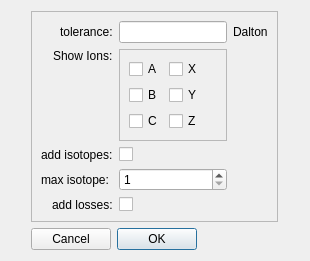
Before: the Qt Designer form ident_viewer/gui/preferences_dialog.ui in uweschmitt/ivi, drawn with Qt 5.
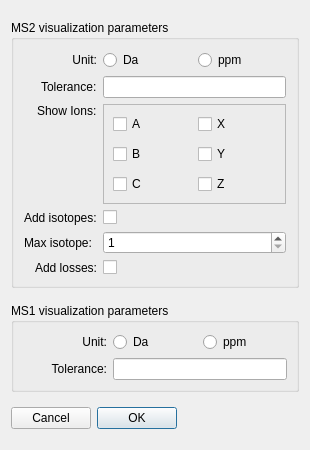
After: the same form once the commit is applied.

Commit message: [GUI] added ms1 tolerance pref + cleanup

Diff of the .ui file:
```diff
--- a/ident_viewer/gui/preferences_dialog.ui
+++ b/ident_viewer/gui/preferences_dialog.ui
@@ -7,15 +7,21 @@
     <x>0</x>
     <y>0</y>
     <width>310</width>
-    <height>208</height>
+    <height>450</height>
    </rect>
   </property>
   <property name="sizePolicy">
-   <sizepolicy hsizetype="Fixed" vsizetype="Fixed">
+   <sizepolicy hsizetype="MinimumExpanding" vsizetype="Maximum">
     <horstretch>0</horstretch>
     <verstretch>0</verstretch>
    </sizepolicy>
   </property>
+  <property name="minimumSize">
+   <size>
+    <width>300</width>
+    <height>450</height>
+   </size>
+  </property>
   <property name="maximumSize">
    <size>
     <width>310</width>
@@ -32,7 +38,7 @@
    <bool>false</bool>
   </property>
   <layout class="QGridLayout" name="gridLayout">
-   <item row="1" column="0" alignment="Qt::AlignRight">
+   <item row="2" column="0" alignment="Qt::AlignRight">
     <widget class="QDialogButtonBox" name="buttonBox">
      <property name="sizePolicy">
       <sizepolicy hsizetype="Maximum" vsizetype="Maximum">
@@ -58,43 +64,108 @@
     </widget>
    </item>
    <item row="0" column="0">
-    <widget class="QFrame" name="frame">
+    <widget class="QGroupBox" name="group_box_ms2">
      <property name="sizePolicy">
-      <sizepolicy hsizetype="Maximum" vsizetype="Maximum">
+      <sizepolicy hsizetype="MinimumExpanding" vsizetype="Maximum">
        <horstretch>0</horstretch>
-       <verstretch>0</verstretch>
+       <verstretch>1</verstretch>
       </sizepolicy>
      </property>
-     <property name="frameShape">
-      <enum>QFrame::StyledPanel</enum>
+     <property name="title">
+      <string>MS2 visualization parameters</string>
      </property>
-     <property name="frameShadow">
-      <enum>QFrame::Raised</enum>
+     <property name="flat">
+      <bool>false</bool>
+     </property>
+     <property name="checkable">
+      <bool>false</bool>
      </property>
      <layout class="QGridLayout" name="gridLayout_2">
-      <item row="3" column="0">
+      <property name="margin">
+       <number>10</number>
+      </property>
+      <property name="spacing">
+       <number>-1</number>
+      </property>
+      <item row="4" column="0">
        <widget class="QLabel" name="label_4">
         <property name="text">
-         <string>max isotope:</string>
+         <string>Max isotope:</string>
+        </property>
+       </widget>
+      </item>
+      <item row="1" column="0" alignment="Qt::AlignRight">
+       <widget class="QLabel" name="label">
+        <property name="text">
+         <string>Tolerance:</string>
+        </property>
+       </widget>
+      </item>
+      <item row="2" column="0" alignment="Qt::AlignRight|Qt::AlignTop">
+       <widget class="QLabel" name="label_2">
+        <property name="text">
+         <string>Show Ions:</string>
+        </property>
+       </widget>
+      </item>
+      <item row="0" column="0">
+       <widget class="QLabel" name="label_3">
+        <property name="text">
+         <string>Unit:</string>
+        </property>
+        <property name="alignment">
+         <set>Qt::AlignRight|Qt::AlignTrailing|Qt::AlignVCenter</set>
+        </property>
+       </widget>
+      </item>
+      <item row="5" column="0" alignment="Qt::AlignRight">
+       <widget class="QLabel" name="label_6">
+        <property name="text">
+         <string>Add losses:</string>
         </property>
        </widget>
       </item>
       <item row="0" column="1">
-       <widget class="QLineEdit" name="tolerance">
-        <property name="sizePolicy">
-         <sizepolicy hsizetype="Expanding" vsizetype="Maximum">
-          <horstretch>1</horstretch>
-          <verstretch>0</verstretch>
-         </sizepolicy>
+       <widget class="QRadioButton" name="ms2_tolerance_unit_is_da">
+        <property name="text">
+         <string>Da</string>
         </property>
        </widget>
       </item>
-      <item row="1" column="1">
+      <item row="5" column="1">
+       <widget class="QCheckBox" name="add_losses">
+        <property name="text">
+         <string/>
+        </property>
+       </widget>
+      </item>
+      <item row="3" column="1">
+       <widget class="QCheckBox" name="add_isotopes">
+        <property name="text">
+         <string/>
+        </property>
+       </widget>
+      </item>
+      <item row="3" column="0">
+       <widget class="QLabel" name="label_5">
+        <property name="text">
+         <string>Add isotopes:</string>
+        </property>
+       </widget>
+      </item>
+      <item row="0" column="2">
+       <widget class="QRadioButton" name="ms2_tolerance_unit_is_ppm">
+        <property name="text">
+         <string>ppm</string>
+        </property>
+       </widget>
+      </item>
+      <item row="2" column="1" colspan="2">
        <widget class="QFrame" name="frame_2">
         <property name="sizePolicy">
-         <sizepolicy hsizetype="Preferred" vsizetype="Maximum">
+         <sizepolicy hsizetype="Preferred" vsizetype="Preferred">
           <horstretch>0</horstretch>
-          <verstretch>1</verstretch>
+          <verstretch>0</verstretch>
          </sizepolicy>
         </property>
         <property name="frameShape">
@@ -103,38 +174,17 @@
         <property name="frameShadow">
          <enum>QFrame::Raised</enum>
         </property>
-        <layout class="QFormLayout" name="formLayout">
-         <property name="fieldGrowthPolicy">
-          <enum>QFormLayout::AllNonFixedFieldsGrow</enum>
+        <layout class="QGridLayout" name="gridLayout_4">
+         <property name="verticalSpacing">
+          <number>10</number>
          </property>
-         <item row="1" column="0">
-          <widget class="QCheckBox" name="show_a_ion">
-           <property name="text">
-            <string>A</string>
-           </property>
-          </widget>
-         </item>
-         <item row="1" column="1">
+         <item row="0" column="2">
           <widget class="QCheckBox" name="show_x_ion">
            <property name="text">
             <string>X</string>
            </property>
           </widget>
          </item>
-         <item row="2" column="0">
-          <widget class="QCheckBox" name="show_b_ion">
-           <property name="text">
-            <string>B</string>
-           </property>
-          </widget>
-         </item>
-         <item row="2" column="1">
-          <widget class="QCheckBox" name="show_y_ion">
-           <property name="text">
-            <string>Y</string>
-           </property>
-          </widget>
-         </item>
          <item row="3" column="0">
           <widget class="QCheckBox" name="show_c_ion">
            <property name="text">
@@ -142,52 +192,38 @@
            </property>
           </widget>
          </item>
-         <item row="3" column="1">
+         <item row="3" column="2">
           <widget class="QCheckBox" name="show_z_ion">
            <property name="text">
             <string>Z</string>
            </property>
           </widget>
          </item>
+         <item row="1" column="2">
+          <widget class="QCheckBox" name="show_y_ion">
+           <property name="text">
+            <string>Y</string>
+           </property>
+          </widget>
+         </item>
+         <item row="0" column="0">
+          <widget class="QCheckBox" name="show_a_ion">
+           <property name="text">
+            <string>A</string>
+           </property>
+          </widget>
+         </item>
+         <item row="1" column="0">
+          <widget class="QCheckBox" name="show_b_ion">
+           <property name="text">
+            <string>B</string>
+           </property>
+          </widget>
+         </item>
         </layout>
        </widget>
       </item>
-      <item row="0" column="0" alignment="Qt::AlignRight">
-       <widget class="QLabel" name="label">
-        <property name="text">
-         <string>tolerance:</string>
-        </property>
-       </widget>
-      </item>
-      <item row="1" column="0" alignment="Qt::AlignRight|Qt::AlignTop">
-       <widget class="QLabel" name="label_2">
-        <property name="text">
-         <string>Show Ions:</string>
-        </property>
-       </widget>
-      </item>
-      <item row="0" column="2">
-       <widget class="QLabel" name="label_3">
-        <property name="text">
-         <string>Dalton</string>
-        </property>
-       </widget>
-      </item>
-      <item row="2" column="0">
-       <widget class="QLabel" name="label_5">
-        <property name="text">
-         <string>add isotopes:</string>
-        </property>
-       </widget>
-      </item>
-      <item row="4" column="0" alignment="Qt::AlignRight">
-       <widget class="QLabel" name="label_6">
-        <property name="text">
-         <string>add losses:</string>
-        </property>
-       </widget>
-      </item>
-      <item row="3" column="1">
+      <item row="4" column="1" colspan="2">
        <widget class="QSpinBox" name="max_isotope">
         <property name="minimum">
          <number>1</number>
@@ -197,17 +233,72 @@
         </property>
        </widget>
       </item>
-      <item row="2" column="1">
-       <widget class="QCheckBox" name="add_isotopes">
+      <item row="1" column="1" colspan="2">
+       <widget class="QLineEdit" name="ms2_tolerance">
+        <property name="sizePolicy">
+         <sizepolicy hsizetype="Expanding" vsizetype="Maximum">
+          <horstretch>1</horstretch>
+          <verstretch>0</verstretch>
+         </sizepolicy>
+        </property>
+       </widget>
+      </item>
+     </layout>
+    </widget>
+   </item>
+   <item row="1" column="0">
+    <widget class="QGroupBox" name="group_box_ms1">
+     <property name="sizePolicy">
+      <sizepolicy hsizetype="Preferred" vsizetype="Maximum">
+       <horstretch>0</horstretch>
+       <verstretch>1</verstretch>
+      </sizepolicy>
+     </property>
+     <property name="title">
+      <string>MS1 visualization parameters</string>
+     </property>
+     <layout class="QGridLayout" name="gridLayout_3">
+      <item row="0" column="1">
+       <widget class="QRadioButton" name="ms1_tolerance_unit_is_da">
         <property name="text">
-         <string/>
+         <string>Da</string>
         </property>
        </widget>
       </item>
-      <item row="4" column="1">
-       <widget class="QCheckBox" name="add_losses">
+      <item row="0" column="0">
+       <widget class="QLabel" name="label_7">
         <property name="text">
-         <string/>
+         <string>Unit:</string>
+        </property>
+        <property name="alignment">
+         <set>Qt::AlignRight|Qt::AlignTrailing|Qt::AlignVCenter</set>
+        </property>
+       </widget>
+      </item>
+      <item row="0" column="2">
+       <widget class="QRadioButton" name="ms1_tolerance_unit_is_ppm">
+        <property name="text">
+         <string>ppm</string>
+        </property>
+       </widget>
+      </item>
+      <item row="1" column="0">
+       <widget class="QLabel" name="label_8">
+        <property name="text">
+         <string>Tolerance:</string>
+        </property>
+        <property name="alignment">
+         <set>Qt::AlignRight|Qt::AlignTrailing|Qt::AlignVCenter</set>
+        </property>
+       </widget>
+      </item>
+      <item row="1" column="1" colspan="2">
+       <widget class="QLineEdit" name="ms1_tolerance">
+        <property name="sizePolicy">
+         <sizepolicy hsizetype="Expanding" vsizetype="Fixed">
+          <horstretch>0</horstretch>
+          <verstretch>0</verstretch>
+         </sizepolicy>
         </property>
        </widget>
       </item>
```
The commit also changes 7 other files.
